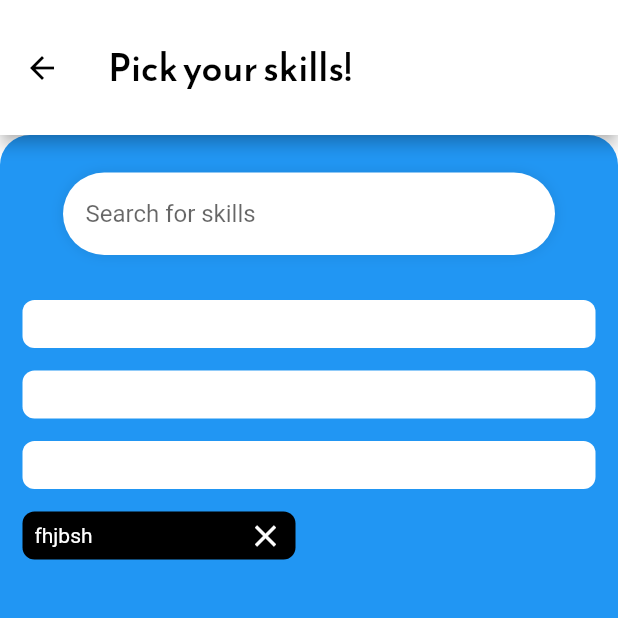
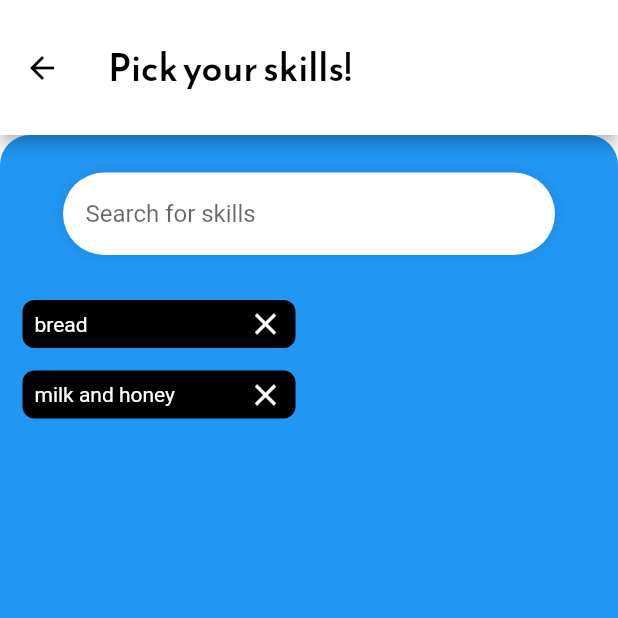
Before and after one commit to leslly/my_first_flutter, a Flutter app: the DreamView screen opened directly, on a phone screen of 412 x 824 dp, the top half of it. Run offline on Flutter 3.47's test engine with Material 2 defaults, Android fonts, the phone set to English and light mode, and no system bars; our stand-ins replace flutter_svg, get, hexcolor.

Commit message:
problems with tag solved , i'm a genius

```diff
--- a/lib/views/label_two.dart
+++ b/lib/views/label_two.dart
@@ -1,7 +1,9 @@
 import 'package:flutter/material.dart';
 
 class LabelTwo extends StatefulWidget {
-  LabelTwo({Key? key,t}) : super(key: key);
+  LabelTwo({Key? key,this.text = 'philosophy'}) : super(key: key);
+
+  final String text;
 
   @override
   State<LabelTwo> createState() => _LabelTwoState();
@@ -34,7 +36,7 @@ class _LabelTwoState extends State<LabelTwo> {
           mainAxisAlignment: MainAxisAlignment.spaceBetween,
           children: [
             Text(
-              'fhjbsh',
+              widget.text,
               style: TextStyle(
                 fontFamily: 'Roboto',
                 fontSize: 14,
--- a/lib/views/widgets/dream_global/dream_view.dart
+++ b/lib/views/widgets/dream_global/dream_view.dart
@@ -1,9 +1,6 @@
 import 'package:flutter/material.dart';
 import 'package:my_first_flutter/utils/text_form_global.dart';
-import 'package:my_first_flutter/views/content_view.dart';
 import 'package:my_first_flutter/views/label_two.dart';
-import 'package:my_first_flutter/views/widgets/label_global.dart';
-
 import '../../../utils/global_colours.dart';
 
 class DreamView extends StatelessWidget {
@@ -62,13 +59,9 @@ class DreamView extends StatelessWidget {
                       b: 328,
                     ),
                     const SizedBox(height: 30),
-                    LabelGlobal(text: 'Project Management'),
+                    LabelTwo( text: 'bread'),
                     const SizedBox(height: 15),
-                    LabelGlobal(text: 'Technical Writing for beginner in primary school'),
-                    const SizedBox(height: 15),
-                    LabelGlobal(text: 'Web development'),
-                    const SizedBox(height: 15),
-                    LabelTwo(),
+                    LabelTwo( text: 'milk and honey'),
                   ],
                 ),
               ),
--- a/lib/views/widgets/label_global.dart
+++ /dev/null
@@ -1,48 +0,0 @@
-import 'package:flutter/material.dart';
-import 'package:my_first_flutter/utils/global_colours.dart';
-
-class LabelGlobal extends StatelessWidget {
-  LabelGlobal({Key? key, this.text = 'How to study'}) : super(key: key);
-
-  final String text;//// to change the text in dream view
- // final VoidCallback changeColor;////TOo navigate to subject page
-  bool _colorOfButton = true;//// for the color and icons
-
-  @override
-  Widget build(BuildContext context) {
-    return InkWell(
-      onTap: () {
-          _colorOfButton = !_colorOfButton;
-          _colorOfButton ? Icons.clear_sharp : Icons.check_sharp;
-      },
-      child: Container(
-        padding: const EdgeInsets.only(left: 8.0, right: 8),
-        height: 32,
-        // margin: EdgeInsets.only(right: 200),
-        decoration: BoxDecoration(
-          borderRadius: BorderRadius.circular(8),
-          color: GlobalColor.white,
-        ),
-        child: Row(
-          mainAxisAlignment: MainAxisAlignment.spaceBetween,
-          children: [
-            Text(
-              text,
-              style: TextStyle(
-                fontFamily: 'Roboto',
-                fontSize: 14,
-                fontWeight: FontWeight.normal,
-                  color: _colorOfButton ? Colors.white : Colors.black,
-              ),
-            ),
-            const SizedBox(width: 10),
-            Icon(
-              _colorOfButton ? Icons.clear_sharp : Icons.check_sharp,
-              color: _colorOfButton? Colors.white : Colors.black,
-            ),
-          ],
-        ),
-      ),
-    );
-  }
-}
```
